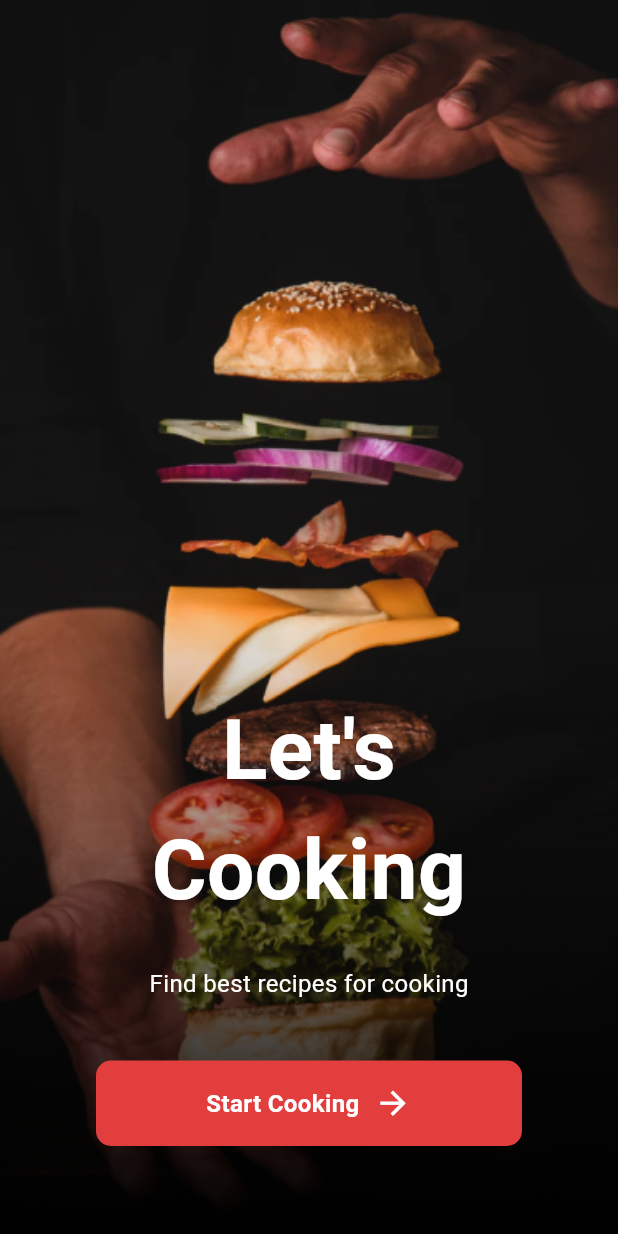
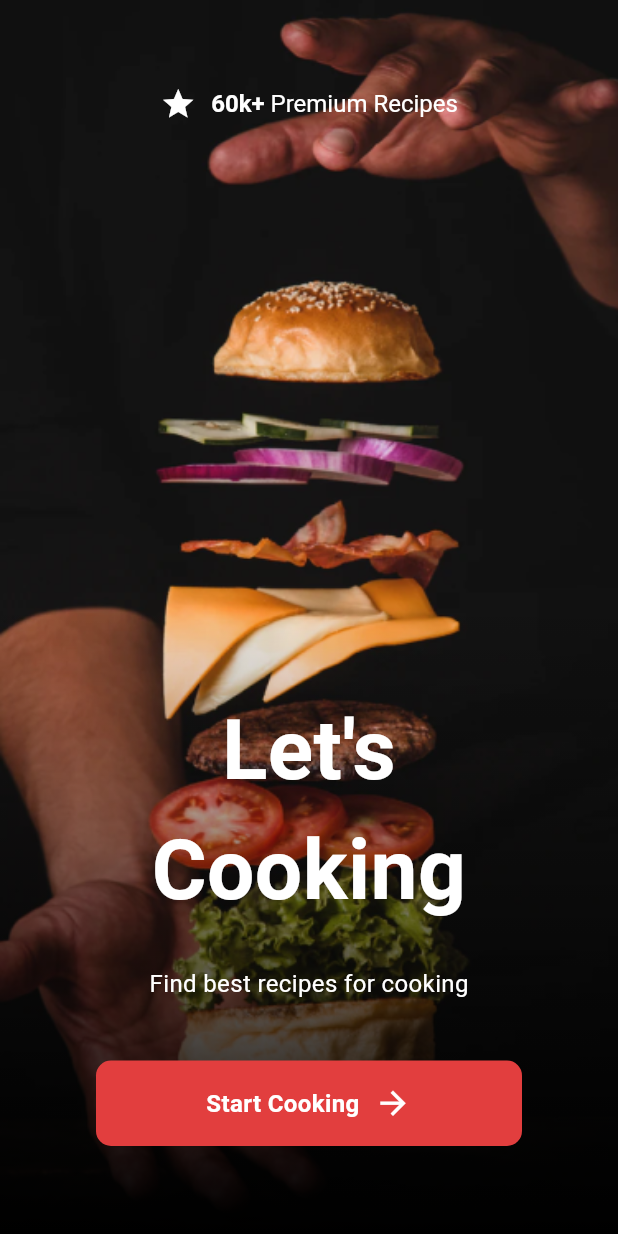
Before and after one commit to EldhoSaji55/food_recipe_app, a Flutter app: the screen it shows after launch, on a phone screen of 412 x 824 dp. Run offline on Flutter 3.47's test engine with Material 3 defaults, Android fonts, the phone set to English and light mode, and no system bars.

Commit message:
Home Screen and bottom navigation bar update

```diff
--- a/lib/utils/constants/color_constants.dart
+++ b/lib/utils/constants/color_constants.dart
@@ -3,4 +3,7 @@ import 'package:flutter/material.dart';
 class ColorConstants {
   static const Color primaryColor = Color(0xffE23E3E);
   static const Color mainWhite = Color(0xffFFFFFF);
+  static const Color mainBlack = Colors.black;
+  static const Color lightGray = Color(0xffC1C1C1);
+  static const Color lightblack = Color(0xff303030);
 }
--- a/lib/view/onboarding_screen/onboardingscreen.dart
+++ b/lib/view/onboarding_screen/onboardingscreen.dart
@@ -1,27 +1,67 @@
 import 'package:flutter/material.dart';
-import 'package:flutter/widgets.dart';
 import 'package:sample_app/utils/constants/color_constants.dart';
 import 'package:sample_app/utils/constants/image_constants.dart';
+import 'package:sample_app/view/navbarscreen/navbarscreen.dart';
 
 class Onboardingscreen extends StatelessWidget {
   const Onboardingscreen({super.key});
 
   @override
   Widget build(BuildContext context) {
-    return Scaffold(
+    return SafeArea(
+      child: Scaffold(
         body: Stack(
           children: [
             // First Section
             _buildBackgroundImage(),
 
-          // Second Section - Gradient with Start cooking button
-          _buildGradientSection(),
+            //Second Section - header section build
+            _BuildheaderContent(),
+
+            // Third Section - Gradient with Start cooking button
+            _buildGradientSection(context),
+          ],
+        ),
+      ),
+    );
+  }
+
+  Positioned _BuildheaderContent() {
+    return Positioned(
+      top: 57,
+      right: 0,
+      left: 0,
+      child: Row(
+        mainAxisAlignment: MainAxisAlignment.center,
+        children: [
+          Icon(
+            Icons.star,
+            color: Colors.white,
+          ),
+          SizedBox(
+            width: 10,
+          ),
+          RichText(
+              text: TextSpan(
+                  text: "60k+",
+                  style: TextStyle(
+                      color: Colors.white,
+                      fontWeight: FontWeight.bold,
+                      fontSize: 16),
+                  children: [
+                TextSpan(
+                    text: " Premium Recipes",
+                    style: TextStyle(
+                        color: Colors.white,
+                        fontWeight: FontWeight.normal,
+                        fontSize: 16))
+              ]))
         ],
       ),
     );
   }
 
-  Widget _buildGradientSection() {
+  Widget _buildGradientSection(BuildContext context) {
     return Positioned(
       bottom: 0,
       left: 0,
@@ -54,7 +94,15 @@ class Onboardingscreen extends StatelessWidget {
                   fontWeight: FontWeight.w400),
             ),
             SizedBox(height: 40),
-            Container(
+            InkWell(
+              onTap: () {
+                Navigator.pushReplacement(
+                    context,
+                    MaterialPageRoute(
+                      builder: (context) => BottomNavbarScreen(),
+                    ));
+              },
+              child: Container(
                 decoration: BoxDecoration(
                   borderRadius: BorderRadius.circular(10),
                   color: ColorConstants.primaryColor,
@@ -80,6 +128,7 @@ class Onboardingscreen extends StatelessWidget {
                     )
                   ],
                 ),
+              ),
             )
           ],
         ),
```
Also changed, not shown: lib/view/global_widgets/custom_video_card.dart (added, +87 -0 lines), lib/view/homescreen/homescreen.dart (+108 -0 lines), lib/view/navbarscreen/navbarscreen.dart (added, +77 -0 lines), assets/images/Active.png (added), assets/images/Active_book.png (added), assets/images/Inactive.png (added), assets/images/Inactive_cont.png (added), assets/images/Inactive_home.png (added), assets/images/Inactive_not.png (added), assets/images/Nav Bar Menu_act.png (added), assets/images/active_cont.png (added). Lines whose indentation alone changed are shown as unchanged.
